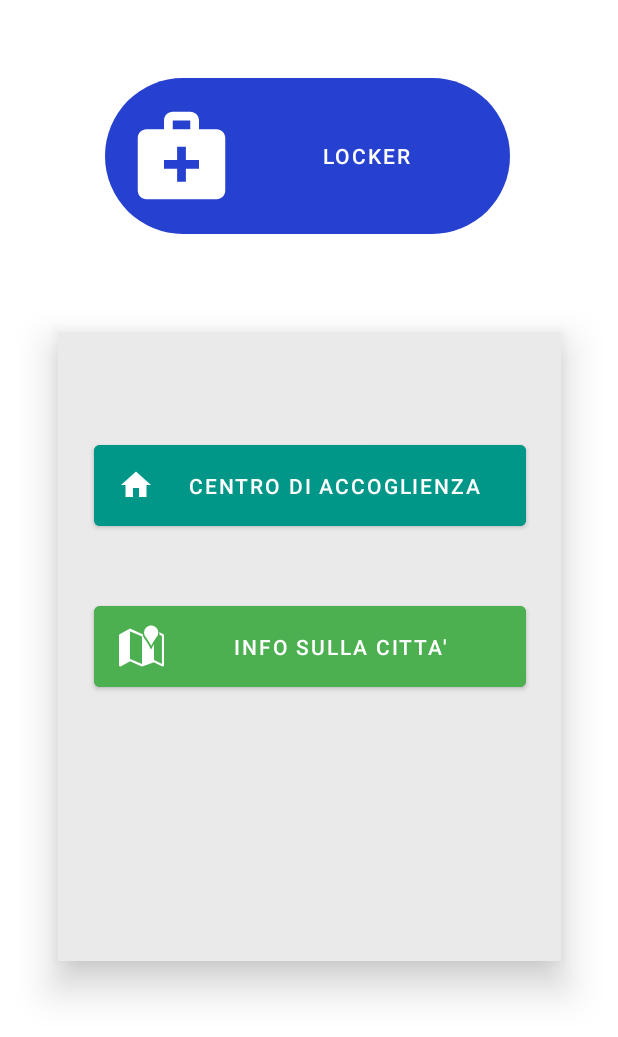
After one commit to an70nn/AsilApp, an Android app: the layout fragment_home.xml on its own in the app's theme, with its tools: preview values and no code run, on a phone screen of 412 x 824 dp. The commit adds this screen. Shown: the top 1037 px of the screen. Run offline under Robolectric (Android 15) with nearby library versions, the phone set to English and light mode, and no system bars.

Commit message:
Aggiunto file xml per il fragment Home

```diff
--- a/app/src/main/java/com/example/asilapp/ui/HomeFragment.java
+++ b/app/src/main/java/com/example/asilapp/ui/HomeFragment.java
@@ -1,6 +1,20 @@
 package com.example.asilapp.ui;
 
+import android.os.Bundle;
+import android.view.LayoutInflater;
+import android.view.View;
+import android.view.ViewGroup;
+
+import androidx.annotation.NonNull;
 import androidx.fragment.app.Fragment;
 
+import com.example.asilapp.R;
+
 public class HomeFragment extends Fragment {
+
+    public View onCreateView(@NonNull LayoutInflater inflater,
+                             ViewGroup container, Bundle savedInstanceState) {
+
+        return inflater.inflate(R.layout.fragment_home, container, false);
+    }
 }
--- /dev/null
+++ b/app/src/main/res/drawable/baseline_home_bluevariant_24.xml
@@ -0,0 +1,5 @@
+<vector android:height="24dp" android:tint="#3F51B5"
+    android:viewportHeight="24" android:viewportWidth="24"
+    android:width="24dp" xmlns:android="http://schemas.android.com/apk/res/android">
+    <path android:fillColor="@android:color/white" android:pathData="M10,20v-6h4v6h5v-8h3L12,3 2,12h3v8z"/>
+</vector>
--- /dev/null
+++ b/app/src/main/res/drawable/ic_medical_services_white_24.xml
@@ -0,0 +1,5 @@
+<vector android:height="24dp" android:tint="#FFFFFF"
+    android:viewportHeight="24" android:viewportWidth="24"
+    android:width="24dp" xmlns:android="http://schemas.android.com/apk/res/android">
+    <path android:fillColor="@android:color/white" android:pathData="M20,6h-4V4c0,-1.1 -0.9,-2 -2,-2h-4C8.9,2 8,2.9 8,4v2H4C2.9,6 2,6.9 2,8v12c0,1.1 0.9,2 2,2h16c1.1,0 2,-0.9 2,-2V8C22,6.9 21.1,6 20,6zM10,4h4v2h-4V4zM16,15h-3v3h-2v-3H8v-2h3v-3h2v3h3V15z"/>
+</vector>
--- /dev/null
+++ b/app/src/main/res/drawable/rounded_button.xml
@@ -0,0 +1,10 @@
+<?xml version="1.0" encoding="utf-8"?>
+<shape  xmlns:android="http://schemas.android.com/apk/res/android"
+    android:shape="rectangle" android:padding="10dp">
+    <solid android:color="#CA215C" />
+    <corners
+        android:bottomRightRadius="300dp"
+        android:bottomLeftRadius="300dp"
+        android:topLeftRadius="300dp"
+        android:topRightRadius="300dp" />
+</shape>
--- /dev/null
+++ b/app/src/main/res/layout/fragment_home.xml
@@ -0,0 +1,66 @@
+<?xml version="1.0" encoding="utf-8"?>
+<androidx.constraintlayout.widget.ConstraintLayout xmlns:android="http://schemas.android.com/apk/res/android"
+    xmlns:app="http://schemas.android.com/apk/res-auto"
+    xmlns:tools="http://schemas.android.com/tools"
+    android:layout_width="match_parent"
+    android:layout_height="match_parent"
+    tools:context=".ui.HomeFragment">
+
+    <Button
+        android:id="@+id/locker_access"
+        android:layout_width="270dp"
+        android:layout_height="104dp"
+        android:layout_marginStart="70dp"
+        android:layout_marginTop="52dp"
+        android:layout_marginEnd="70dp"
+        android:background="@drawable/rounded_button"
+        android:elevation="16dp"
+        android:text="Locker"
+        app:icon="@drawable/ic_medical_services_white_24"
+        app:iconSize="70dp"
+        app:layout_constraintEnd_toEndOf="parent"
+        app:layout_constraintHorizontal_bias="0.0"
+        app:layout_constraintStart_toStartOf="parent"
+        app:layout_constraintTop_toTopOf="parent" />
+
+    <androidx.constraintlayout.widget.ConstraintLayout
+        android:layout_width="335dp"
+        android:layout_height="419dp"
+        android:layout_marginStart="38dp"
+        android:layout_marginTop="65dp"
+        android:layout_marginEnd="38dp"
+        android:background="#EAEAEA"
+        android:elevation="16dp"
+        app:layout_constraintEnd_toEndOf="parent"
+        app:layout_constraintStart_toStartOf="parent"
+        app:layout_constraintTop_toBottomOf="@+id/locker_access">
+
+        <Button
+            android:id="@+id/residence_info_btn"
+            android:layout_width="288dp"
+            android:layout_height="66dp"
+            android:layout_marginStart="24dp"
+            android:layout_marginTop="69dp"
+            android:layout_marginEnd="24dp"
+            android:backgroundTint="#009688"
+            android:text="CENTRO DI ACCOGLIENZA"
+            app:icon="@drawable/baseline_home_bluevariant_24"
+            app:layout_constraintEnd_toEndOf="parent"
+            app:layout_constraintStart_toStartOf="parent"
+            app:layout_constraintTop_toTopOf="parent" />
+
+        <Button
+            android:id="@+id/city_info_btn"
+            android:layout_width="288dp"
+            android:layout_height="66dp"
+            android:layout_marginStart="24dp"
+            android:layout_marginTop="41dp"
+            android:layout_marginEnd="24dp"
+            android:backgroundTint="#4CAF50"
+            android:text="INFO SULLA CITTA'"
+            app:icon="@android:drawable/ic_dialog_map"
+            app:layout_constraintEnd_toEndOf="parent"
+            app:layout_constraintStart_toStartOf="parent"
+            app:layout_constraintTop_toBottomOf="@+id/residence_info_btn" />
+    </androidx.constraintlayout.widget.ConstraintLayout>
+</androidx.constraintlayout.widget.ConstraintLayout>
```
